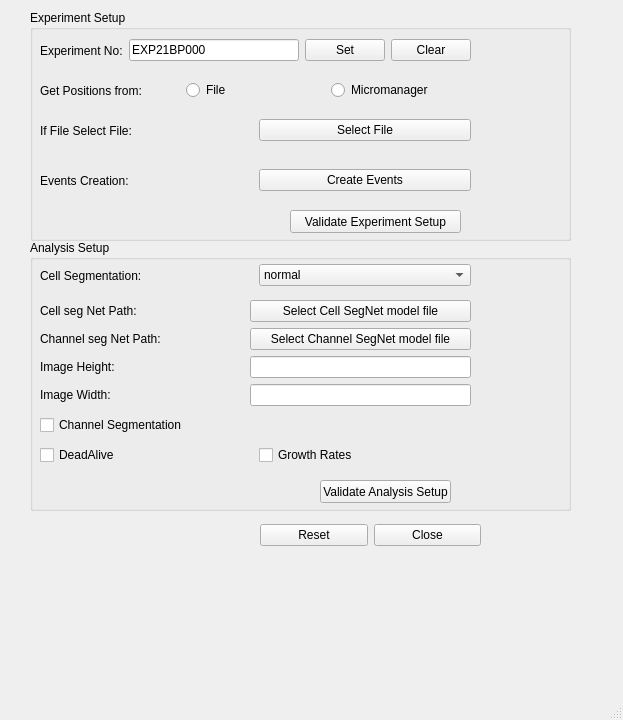
First picture: the form in narsil/liverun/ui/setupWindow.ui, repository karempudi/narsil, before the edit.
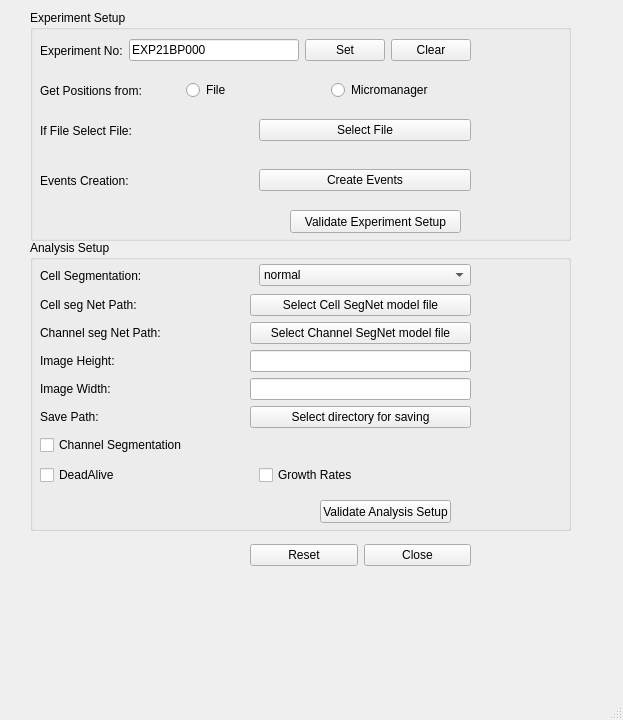
Second picture: the form after the edit.

```diff
--- a/narsil/liverun/ui/setupWindow.ui
+++ b/narsil/liverun/ui/setupWindow.ui
@@ -186,7 +186,7 @@
       <x>30</x>
       <y>240</y>
       <width>541</width>
-      <height>271</height>
+      <height>291</height>
      </rect>
     </property>
     <property name="title">
@@ -229,7 +229,7 @@
      <property name="geometry">
       <rect>
        <x>10</x>
-       <y>170</y>
+       <y>190</y>
        <width>431</width>
        <height>31</height>
       </rect>
@@ -248,7 +248,7 @@
      <property name="geometry">
       <rect>
        <x>10</x>
-       <y>200</y>
+       <y>220</y>
        <width>431</width>
        <height>31</height>
       </rect>
@@ -274,7 +274,7 @@
      <property name="geometry">
       <rect>
        <x>290</x>
-       <y>240</y>
+       <y>260</y>
        <width>131</width>
        <height>23</height>
       </rect>
@@ -287,9 +287,9 @@
      <property name="geometry">
       <rect>
        <x>10</x>
-       <y>60</y>
+       <y>54</y>
        <width>431</width>
-       <height>125</height>
+       <height>141</height>
       </rect>
      </property>
      <layout class="QFormLayout" name="imageSegLayout">
@@ -341,14 +341,28 @@
         </property>
        </widget>
       </item>
+      <item row="5" column="0">
+       <widget class="QLabel" name="savePathLabel">
+        <property name="text">
+         <string>Save Path:</string>
+        </property>
+       </widget>
+      </item>
+      <item row="5" column="1">
+       <widget class="QPushButton" name="saveDirButton">
+        <property name="text">
+         <string>Select directory for saving</string>
+        </property>
+       </widget>
+      </item>
      </layout>
     </widget>
    </widget>
    <widget class="QWidget" name="horizontalLayoutWidget_2">
     <property name="geometry">
      <rect>
-      <x>260</x>
-      <y>510</y>
+      <x>250</x>
+      <y>530</y>
       <width>221</width>
       <height>51</height>
      </rect>
```
